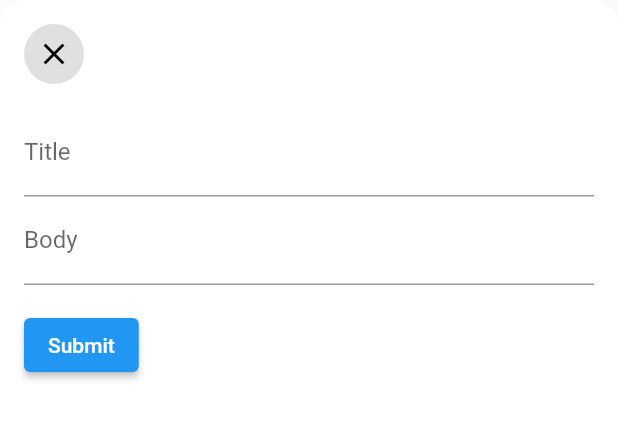
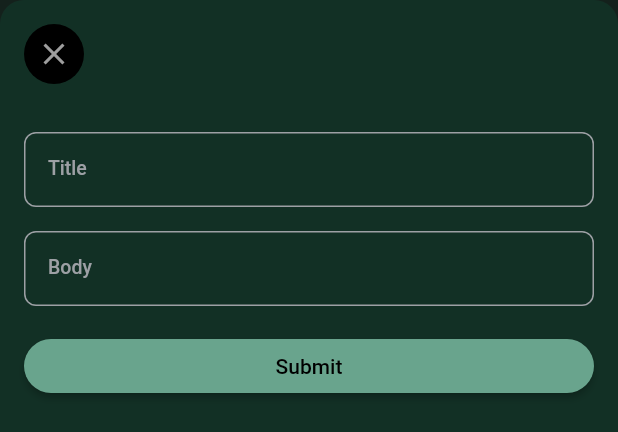
Before and after one commit to Deiyamo/tp_flutter_app, a Flutter app: the PostModalBottomSheet widget shown alone on an empty page, opened directly, on a phone screen of 412 x 824 dp. Shown: the top 432 px of the screen. Run offline on Flutter 3.47's test engine with Material 2 defaults, Android fonts, the phone set to English and light mode, and no system bars; our stand-ins replace bloc, cloud_firestore, firebase_core, firebase_crashlytics, firebase_ui_firestore, flutter_bloc; accounts and stored records are empty; Roboto replaces fonts that are missing (Avenir).

Commit message:
Theme and make the app looks good 🎨

```diff
--- a/lib/main.dart
+++ b/lib/main.dart
@@ -13,6 +13,7 @@ import 'package:tp_flutter_app/screens/ui/posts_screen/posts_screen.dart';
 
 import 'package:firebase_core/firebase_core.dart';
 import 'package:tp_flutter_app/firebase_options.dart';
+import 'package:tp_flutter_app/theme/theme.dart';
 
 void main() async {
   WidgetsFlutterBinding.ensureInitialized();
@@ -48,9 +49,7 @@ class MyApp extends StatelessWidget {
         child: MaterialApp(
           title: 'TP Flutter',
           debugShowCheckedModeBanner: false,
-          theme: ThemeData(
-            primarySwatch: Colors.blue,
-          ),
+          theme: AppTheme.darkThemeData,
           routes: {
             '/': (context) => const PostsScreen(),
             AddPostScreen.routeName: (context) => const AddPostScreen(),
--- /dev/null
+++ b/lib/theme/colors.dart
@@ -0,0 +1,58 @@
+import 'package:flutter/material.dart';
+
+class CustomColors {
+  CustomColors.dark({
+    this.primary = CustomDarkColors.test,
+    this.secondary = CustomDarkColors.greenForest,
+    this.surface = CustomDarkColors.greenDuck,
+    this.background = CustomDarkColors.greenNavyDark,
+    this.backgroundElevated = CustomDarkColors.greenNavy,
+    this.onBackground = CustomDarkColors.white,
+    this.onPrimary = CustomDarkColors.black,
+    this.onSecondary = CustomDarkColors.white,
+    this.onSurface = CustomDarkColors.white,
+    this.error = CustomDarkColors.red,
+    this.success = CustomDarkColors.greenSuccess,
+    this.primaryDark = CustomDarkColors.greenVenti,
+    this.textSecondary = CustomDarkColors.grey,
+    this.disabled = CustomDarkColors.disabled,
+    this.test = CustomDarkColors.test,
+  });
+
+  final Color primary;
+  final Color primaryDark;
+  final Color secondary;
+  final Color surface;
+  final Color background;
+  final Color backgroundElevated;
+  final Color error;
+  final Color success;
+  final Color onPrimary;
+  final Color onSecondary;
+  final Color onSurface;
+  final Color onBackground;
+
+  final Color textSecondary;
+  final Color disabled;
+
+  final Color test;
+}
+
+class CustomDarkColors {
+  static const Color greenSuccess = Color(0xFF6BDB64);
+  static const Color red = Color(0xFFFF5072);
+  static const Color grey = Color(0xFF9DA0A5);
+  static const Color greyDark = Color(0xFF636160);
+  static const Color white = Color(0xFFF3F3F4);
+  static const Color whiteIceberg = Color(0xFFFFFFFF);
+  static const Color black = Color(0xFF000000);
+  static const Color greenNavyDark = Color(0xFF14211C);
+  static const Color greenNavy = Color(0xFF202C27);
+  static const Color greenRed = Color(0xFF00E094);
+  static const Color greenForest = Color(0xFF172F25);
+  static const Color greenDuck = Color(0xFF123025);
+  static const Color greenVenti = Color(0xFF0C8256);
+  static const Color disabled = Color(0xFF90B2BA);
+
+  static const Color test = Color(0xFF69a48d);
+}
--- a/lib/widgets/post_form.dart
+++ b/lib/widgets/post_form.dart
@@ -2,6 +2,7 @@ import 'package:flutter/material.dart';
 import 'package:flutter_bloc/flutter_bloc.dart';
 import 'package:tp_flutter_app/models/post.dart';
 import 'package:tp_flutter_app/screens/logic/posts_bloc/posts_bloc.dart';
+import 'package:tp_flutter_app/theme/theme.dart';
 
 class PostForm extends StatefulWidget {
   const PostForm({
@@ -39,9 +40,9 @@ class _PostFormState extends State<PostForm> {
   Widget build(BuildContext context) {
     return Form(
       key: _formKey,
-      child: Column(
-        crossAxisAlignment: CrossAxisAlignment.start,
+      child: ListView(
         children: [
+          const SizedBox(height: 16),
           TextFormField(
             decoration: const InputDecoration(
               labelText: 'Title',
@@ -54,6 +55,7 @@ class _PostFormState extends State<PostForm> {
               return null;
             },
           ),
+          const SizedBox(height: 16),
           TextFormField(
             decoration: const InputDecoration(
               labelText: 'Body',
@@ -66,12 +68,11 @@ class _PostFormState extends State<PostForm> {
               return null;
             },
           ),
-          Padding(
-            padding: const EdgeInsets.symmetric(vertical: 16.0),
-            child: ElevatedButton(
+          const SizedBox(height: 16),
+          ElevatedButton(
+            style: ElevatedButton.styleFrom(shape: const StadiumBorder()),
             onPressed: () {
               if (_formKey.currentState!.validate()) {
-
                 if (widget.post != null) {
                   // Edit Form
                   BlocProvider.of<PostsBloc>(context).add(
@@ -88,7 +89,6 @@ class _PostFormState extends State<PostForm> {
             },
             child: const Text('Submit'),
           ),
-          ),
         ],
       ),
     );
--- a/lib/widgets/post_modal_bottom_sheet.dart
+++ b/lib/widgets/post_modal_bottom_sheet.dart
@@ -1,4 +1,5 @@
 import 'package:flutter/material.dart';
+import 'package:tp_flutter_app/theme/theme.dart';
 
 class PostModalBottomSheet extends StatelessWidget {
   final Widget child;
@@ -29,10 +30,9 @@ class PostModalBottomSheet extends StatelessWidget {
                   margin: const EdgeInsets.only(left: 16, top: 16),
                   child: CircleAvatar(
                     radius: 20,
-                    backgroundColor: Colors.grey.shade300,
+                    backgroundColor: Theme.of(context).customColors.onPrimary,
                     child: IconButton(
                       icon: const Icon(Icons.close),
-                      color: Theme.of(context).colorScheme.onSurface,
                       tooltip: MaterialLocalizations.of(context).closeButtonTooltip,
                       onPressed: () => Navigator.of(context).pop(),
                     ),
```
Also changed, not shown: lib/screens/ui/posts_screen/posts_screen.dart (+16 -3 lines), lib/theme/theme.dart (added, +115 -0 lines). Lines whose indentation alone changed are shown as unchanged.
